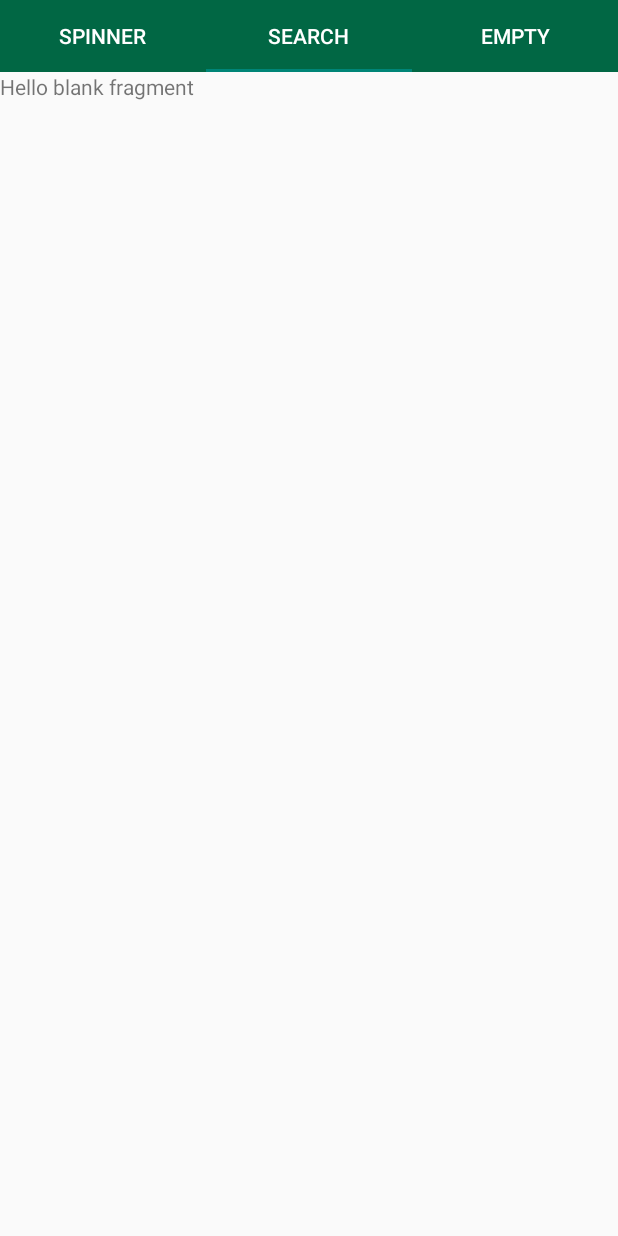
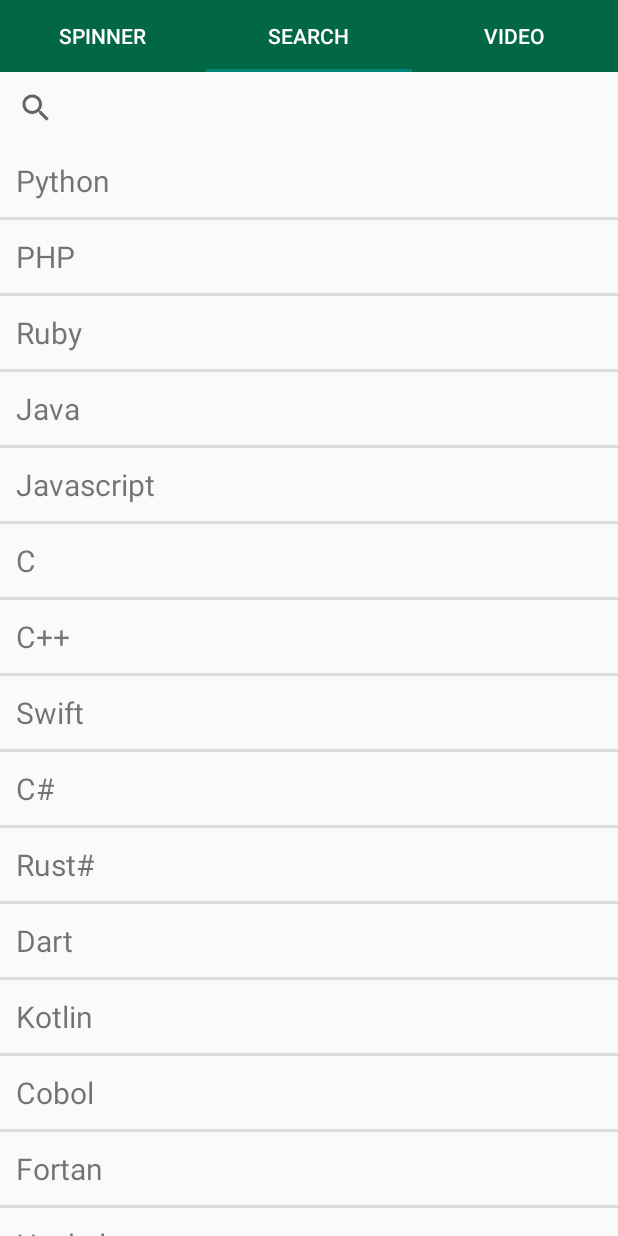
Before and after one commit to Syed-Bipul-Rahman/Bdtask-Classes, an Android app: the ContainersActivity screen opened directly, with no data from a screen before it, tab 2 chosen, on a phone screen of 412 x 824 dp. Run offline under Robolectric (Android 15) with nearby library versions, the phone set to English and light mode, and no system bars.

Commit message:
listview and searchview added

```diff
--- a/AllViews/app/src/main/java/com/storedata/allviews/MyPagerAdapter.java
+++ b/AllViews/app/src/main/java/com/storedata/allviews/MyPagerAdapter.java
@@ -42,7 +42,7 @@ public class MyPagerAdapter extends FragmentPagerAdapter {
             case 1:
                 return "Search";
             case 2:
-                return "Empty";
+                return "Video";
             default:
                 return "";
         }
--- a/AllViews/app/src/main/java/com/storedata/allviews/PeopleFragment.java
+++ b/AllViews/app/src/main/java/com/storedata/allviews/PeopleFragment.java
@@ -7,58 +7,52 @@ import androidx.fragment.app.Fragment;
 import android.view.LayoutInflater;
 import android.view.View;
 import android.view.ViewGroup;
+import android.widget.ArrayAdapter;
+import android.widget.ListView;
+import android.widget.SearchView;
 
-/**
- * A simple {@link Fragment} subclass.
- * Use the {@link PeopleFragment#newInstance} factory method to
- * create an instance of this fragment.
- */
+
 public class PeopleFragment extends Fragment {
-
-    // TODO: Rename parameter arguments, choose names that match
-    // the fragment initialization parameters, e.g. ARG_ITEM_NUMBER
-    private static final String ARG_PARAM1 = "param1";
-    private static final String ARG_PARAM2 = "param2";
-
-    // TODO: Rename and change types of parameters
-    private String mParam1;
-    private String mParam2;
+    private ListView listView;
+    private SearchView searchView;
+    ArrayAdapter<String> adapter;
 
     public PeopleFragment() {
         // Required empty public constructor
     }
 
-    /**
-     * Use this factory method to create a new instance of
-     * this fragment using the provided parameters.
-     *
-     * @param param1 Parameter 1.
-     * @param param2 Parameter 2.
-     * @return A new instance of fragment PeopleFragment.
-     */
-    // TODO: Rename and change types and number of parameters
-    public static PeopleFragment newInstance(String param1, String param2) {
-        PeopleFragment fragment = new PeopleFragment();
-        Bundle args = new Bundle();
-        args.putString(ARG_PARAM1, param1);
-        args.putString(ARG_PARAM2, param2);
-        fragment.setArguments(args);
-        return fragment;
-    }
 
     @Override
-    public void onCreate(Bundle savedInstanceState) {
-        super.onCreate(savedInstanceState);
-        if (getArguments() != null) {
-            mParam1 = getArguments().getString(ARG_PARAM1);
-            mParam2 = getArguments().getString(ARG_PARAM2);
-        }
-    }
+    public View onCreateView(LayoutInflater inflater, ViewGroup container, Bundle savedInstanceState) {
+        // Inflate the layout for this fragment
+        View view = inflater.inflate(R.layout.fragment_people, container, false);
 
-    @Override
-    public View onCreateView(LayoutInflater inflater, ViewGroup container,
-                             Bundle savedInstanceState) {
-        // Inflate the layout for this fragment
-        return inflater.inflate(R.layout.fragment_people, container, false);
+        searchView = view.findViewById(R.id.searchView);
+        listView = view.findViewById(R.id.listViewid);
+        String[] programming_language = getResources().getStringArray(R.array.programming_language);
+
+
+        adapter = new ArrayAdapter<>(requireContext(), R.layout.sample_layout, R.id.textViewId, programming_language);
+        listView.setAdapter(adapter);
+
+        searchView.setOnQueryTextListener(new SearchView.OnQueryTextListener() {
+            @Override
+            public boolean onQueryTextSubmit(String s) {
+                return false;
+            }
+
+            @Override
+            public boolean onQueryTextChange(String s) {
+
+
+                adapter.getFilter().filter(s);
+
+                return false;
+
+            }
+        });
+
+
+        return view;
     }
 }
--- a/AllViews/app/src/main/res/layout/activity_widgets.xml
+++ b/AllViews/app/src/main/res/layout/activity_widgets.xml
@@ -79,7 +79,8 @@
             <SeekBar
                 android:id="@+id/seekBar"
                 android:layout_width="match_parent"
-                android:layout_height="wrap_content" />
+                android:layout_height="wrap_content"
+                android:layout_marginBottom="20dp" />
 
 
         </LinearLayout>
--- a/AllViews/app/src/main/res/layout/fragment_people.xml
+++ b/AllViews/app/src/main/res/layout/fragment_people.xml
@@ -1,14 +1,23 @@
 <?xml version="1.0" encoding="utf-8"?>
-<FrameLayout xmlns:android="http://schemas.android.com/apk/res/android"
+<LinearLayout xmlns:android="http://schemas.android.com/apk/res/android"
     xmlns:tools="http://schemas.android.com/tools"
     android:layout_width="match_parent"
     android:layout_height="match_parent"
+    android:orientation="vertical"
     tools:context=".PeopleFragment">
 
-    <!-- TODO: Update blank fragment layout -->
-    <TextView
+    <SearchView
+        android:id="@+id/searchView"
         android:layout_width="match_parent"
-        android:layout_height="match_parent"
-        android:text="@string/hello_blank_fragment" />
+        android:layout_height="wrap_content"
+        android:queryHint="Search a programming language.." />
 
-</FrameLayout>
+    <ListView
+        android:id="@+id/listViewid"
+        android:layout_width="match_parent"
+        android:layout_height="0dp"
+        android:layout_weight="1"
+        android:dividerHeight="2dp"
+        android:listSelector="@color/gray" />
+
+</LinearLayout>
--- /dev/null
+++ b/AllViews/app/src/main/res/layout/sample_layout.xml
@@ -0,0 +1,16 @@
+<?xml version="1.0" encoding="utf-8"?>
+<LinearLayout xmlns:android="http://schemas.android.com/apk/res/android"
+    android:layout_width="match_parent"
+    android:layout_height="match_parent">
+
+    <TextView
+        android:id="@+id/textViewId"
+        android:layout_width="wrap_content"
+        android:layout_height="wrap_content"
+        android:gravity="center_vertical"
+        android:text="hello world"
+        android:padding="5dp"
+        android:layout_margin="5dp"
+        android:textSize="20sp" />
+
+</LinearLayout>
--- a/AllViews/app/src/main/res/values/colors.xml
+++ b/AllViews/app/src/main/res/values/colors.xml
@@ -8,6 +8,7 @@
     <color name="black">#FF000000</color>
     <color name="grayligth">#71C9C9C9</color>
     <color name="white">#FFFFFFFF</color>
+    <color name="gray">#535050</color>
     <color name="green">#01BC07</color>
     <color name="greendark">#016744</color>
     <color name="reddark">#9B0000</color>
--- a/AllViews/app/src/main/res/values/strings.xml
+++ b/AllViews/app/src/main/res/values/strings.xml
@@ -16,4 +16,26 @@
         <item>AB+</item>
         <item>AB-</item>
     </string-array>
+    <string-array name="programming_language">
+        <item>Python</item>
+        <item>PHP</item>
+        <item>Ruby</item>
+        <item>Java</item>
+        <item>Javascript</item>
+        <item>C</item>
+        <item>C++</item>
+        <item>Swift</item>
+        <item>C#</item>
+        <item>Rust#</item>
+        <item>Dart</item>
+        <item>Kotlin</item>
+        <item>Cobol</item>
+        <item>Fortan</item>
+        <item>Haskel</item>
+        <item>SQL</item>
+        <item>Scala</item>
+        <item>TyperScript</item>
+        <item>ada</item>
+
+    </string-array>
 </resources>
```
